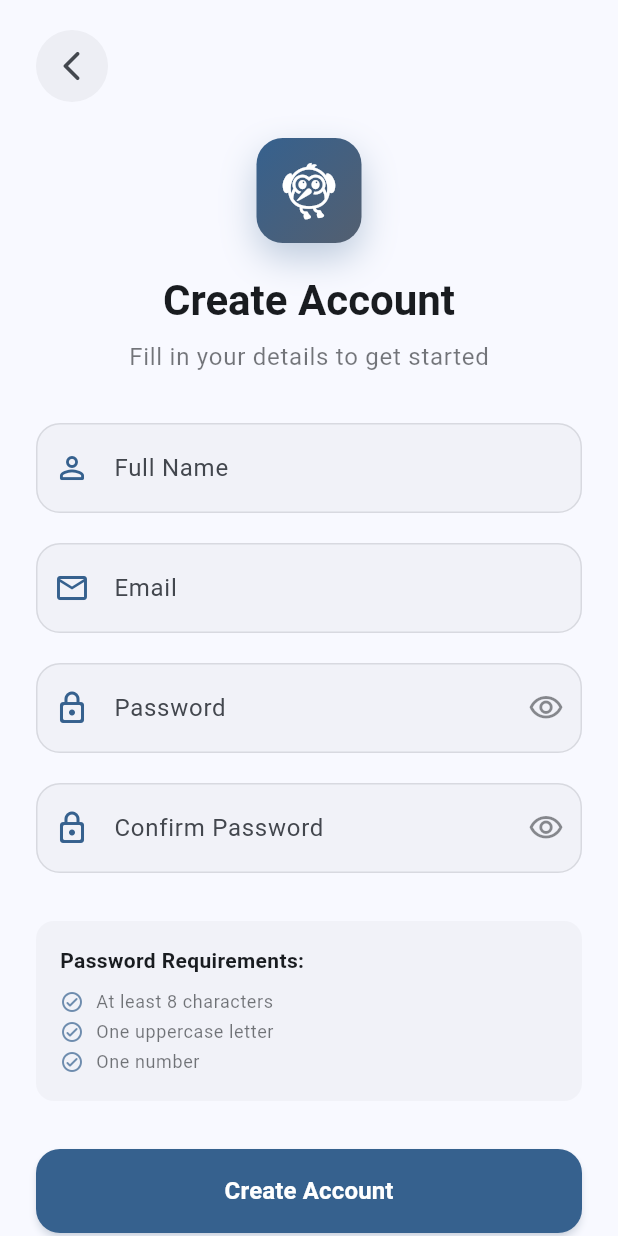
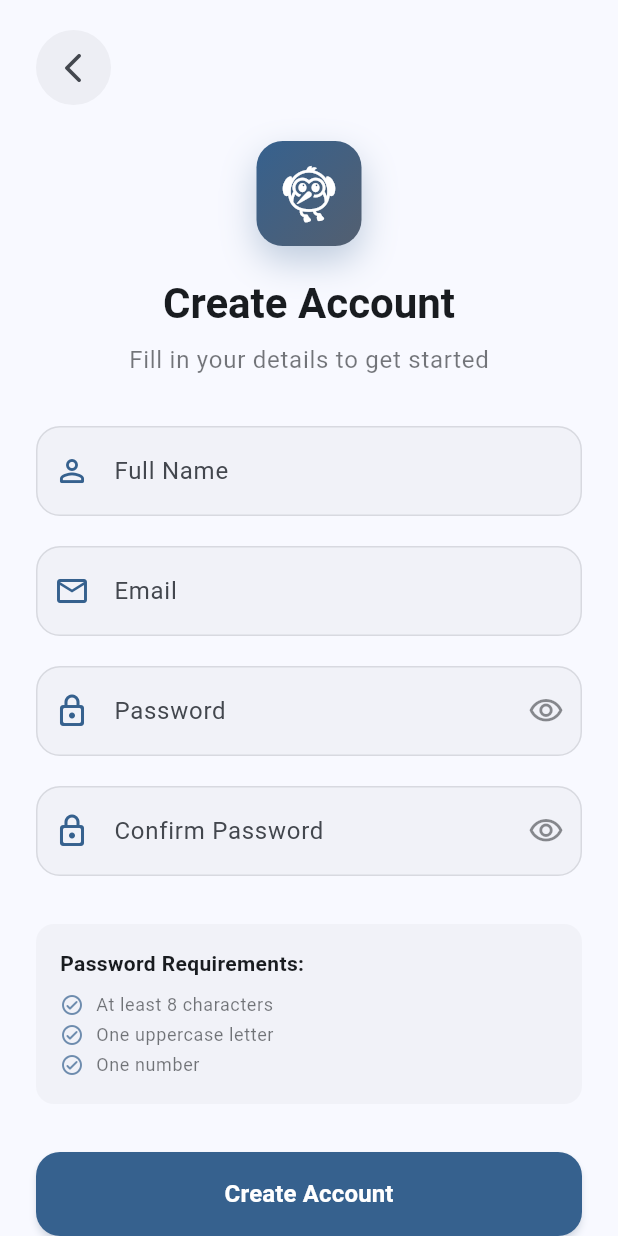
Before and after one commit to gauravemizen/flutter-cicd-test, a Flutter app: the SignupScreen screen opened directly, on a phone screen of 412 x 824 dp. Run offline on Flutter 3.47's test engine with Material 3 defaults, Android fonts, the phone set to English and light mode, and no system bars.

Commit message:
build direct to publish

```diff
--- a/lib/auth/screens/signup_screen.dart
+++ b/lib/auth/screens/signup_screen.dart
@@ -128,7 +128,7 @@ class _SignupScreenState extends State<SignupScreen> {
                         .colorScheme
                         .surfaceContainerHighest
                         .withValues(alpha: 0.5),
-                    padding: const EdgeInsets.all(12),
+                    padding: const EdgeInsets.all(13),
                   ),
                 ),
                 const SizedBox(height: 24),
```
Also changed, not shown: 1 other file.
